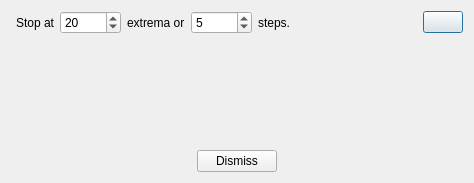
Qt form imagejockey/emd/emdanalysisdialog.ui (PauloCarvalhoRJ/gammaray) before a commit.
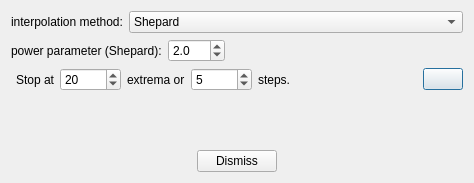
The same form after that commit. Icons and pictures are not drawn.

Commit message: EMD: more algorithm options.

What changed in the file:
```diff
--- a/imagejockey/emd/emdanalysisdialog.ui
+++ b/imagejockey/emd/emdanalysisdialog.ui
@@ -14,6 +14,78 @@
    <string>Dialog</string>
   </property>
   <layout class="QVBoxLayout" name="verticalLayout">
+   <item>
+    <layout class="QHBoxLayout" name="horizontalLayout_2">
+     <property name="topMargin">
+      <number>0</number>
+     </property>
+     <item>
+      <widget class="QLabel" name="label_4">
+       <property name="text">
+        <string>interpolation method:</string>
+       </property>
+      </widget>
+     </item>
+     <item>
+      <widget class="QComboBox" name="cmbInterpolationMethod">
+       <property name="sizePolicy">
+        <sizepolicy hsizetype="Expanding" vsizetype="Fixed">
+         <horstretch>0</horstretch>
+         <verstretch>0</verstretch>
+        </sizepolicy>
+       </property>
+       <item>
+        <property name="text">
+         <string>Shepard</string>
+        </property>
+       </item>
+      </widget>
+     </item>
+    </layout>
+   </item>
+   <item>
+    <layout class="QHBoxLayout" name="horizontalLayout_4">
+     <property name="topMargin">
+      <number>0</number>
+     </property>
+     <item>
+      <widget class="QLabel" name="label_5">
+       <property name="text">
+        <string>power parameter (Shepard):</string>
+       </property>
+      </widget>
+     </item>
+     <item>
+      <widget class="QDoubleSpinBox" name="dblSpinPowerParameter">
+       <property name="decimals">
+        <number>1</number>
+       </property>
+       <property name="minimum">
+        <double>0.100000000000000</double>
+       </property>
+       <property name="singleStep">
+        <double>0.500000000000000</double>
+       </property>
+       <property name="value">
+        <double>2.000000000000000</double>
+       </property>
+      </widget>
+     </item>
+     <item>
+      <spacer name="horizontalSpacer">
+       <property name="orientation">
+        <enum>Qt::Horizontal</enum>
+       </property>
+       <property name="sizeHint" stdset="0">
+        <size>
+         <width>40</width>
+         <height>20</height>
+        </size>
+       </property>
+      </spacer>
+     </item>
+    </layout>
+   </item>
    <item>
     <layout class="QHBoxLayout" name="horizontalLayout">
      <item>
```
The commit also changes 1 other file.
